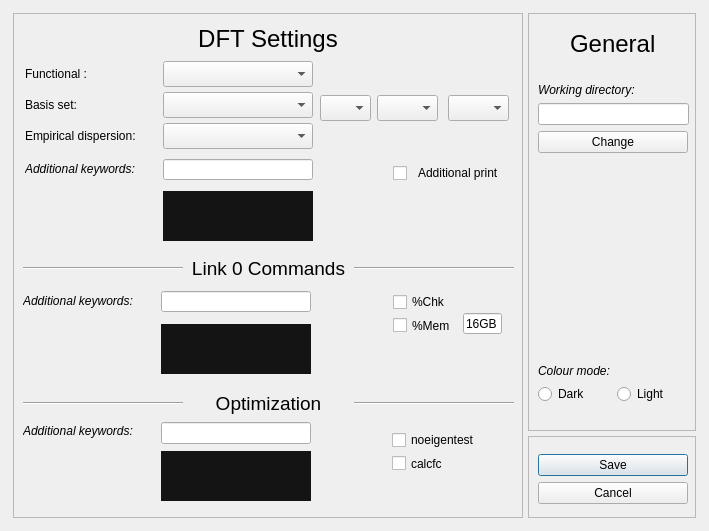
First picture: the form in src/main/python/UIs/SettingsWindow.ui, repository isaksengeir/REACT, before the edit.
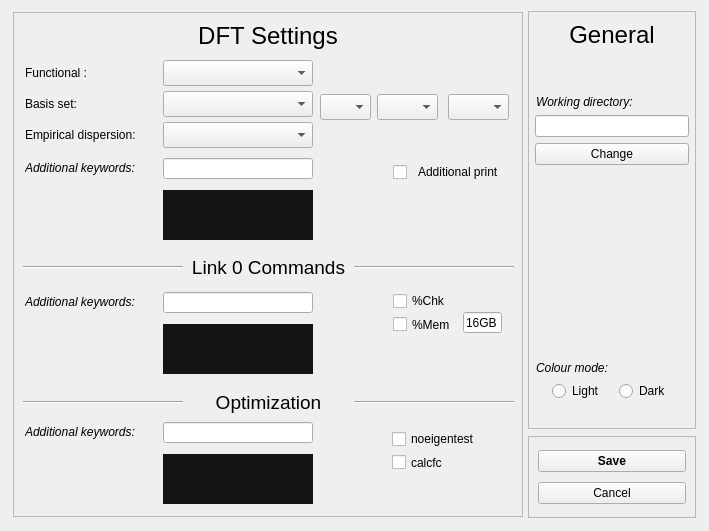
Second picture: the form after the edit. Icons and pictures are not drawn.

Commit message: Only one settings window allowed at once + minor design changes to Ui

What changed in the file:
```diff
--- a/src/main/python/UIs/SettingsWindow.ui
+++ b/src/main/python/UIs/SettingsWindow.ui
@@ -10,12 +10,24 @@
     <height>531</height>
    </rect>
   </property>
+  <property name="minimumSize">
+   <size>
+    <width>709</width>
+    <height>531</height>
+   </size>
+  </property>
+  <property name="maximumSize">
+   <size>
+    <width>709</width>
+    <height>531</height>
+   </size>
+  </property>
   <property name="windowTitle">
-   <string>MainWindow</string>
+   <string>Settings</string>
   </property>
   <widget class="QWidget" name="centralwidget">
-   <layout class="QGridLayout" name="gridLayout_2">
-    <item row="0" column="0">
+   <layout class="QHBoxLayout" name="horizontalLayout_4">
+    <item>
      <layout class="QGridLayout" name="gridLayout">
       <property name="spacing">
        <number>5</number>
@@ -40,178 +52,28 @@
         <property name="frameShadow">
          <enum>QFrame::Raised</enum>
         </property>
-        <widget class="QDialogButtonBox" name="buttonBox">
-         <property name="geometry">
-          <rect>
-           <x>10</x>
-           <y>10</y>
-           <width>150</width>
-           <height>66</height>
-          </rect>
-         </property>
-         <property name="minimumSize">
-          <size>
-           <width>150</width>
-           <height>66</height>
-          </size>
-         </property>
-         <property name="maximumSize">
-          <size>
-           <width>150</width>
-           <height>66</height>
-          </size>
-         </property>
-         <property name="layoutDirection">
-          <enum>Qt::RightToLeft</enum>
-         </property>
-         <property name="autoFillBackground">
-          <bool>false</bool>
-         </property>
-         <property name="orientation">
-          <enum>Qt::Vertical</enum>
-         </property>
-         <property name="standardButtons">
-          <set>QDialogButtonBox::Cancel|QDialogButtonBox::Save</set>
-         </property>
-         <property name="centerButtons">
-          <bool>true</bool>
-         </property>
-        </widget>
-       </widget>
-      </item>
-      <item row="0" column="1">
-       <widget class="QFrame" name="frame_2">
-        <property name="minimumSize">
-         <size>
-          <width>168</width>
-          <height>418</height>
-         </size>
-        </property>
-        <property name="maximumSize">
-         <size>
-          <width>168</width>
-          <height>418</height>
-         </size>
-        </property>
-        <property name="frameShape">
-         <enum>QFrame::StyledPanel</enum>
-        </property>
-        <property name="frameShadow">
-         <enum>QFrame::Raised</enum>
-        </property>
-        <widget class="QWidget" name="horizontalLayoutWidget_2">
-         <property name="geometry">
-          <rect>
-           <x>10</x>
-           <y>10</y>
-           <width>151</width>
-           <height>41</height>
-          </rect>
-         </property>
-         <layout class="QHBoxLayout" name="horizontalLayout_3">
-          <item alignment="Qt::AlignHCenter">
-           <widget class="QLabel" name="label_3">
-            <property name="font">
-             <font>
-              <pointsize>18</pointsize>
-             </font>
-            </property>
-            <property name="text">
-             <string>General</string>
-            </property>
-           </widget>
-          </item>
-         </layout>
-        </widget>
-        <widget class="QWidget" name="layoutWidget">
-         <property name="geometry">
-          <rect>
-           <x>10</x>
-           <y>70</y>
-           <width>151</width>
-           <height>321</height>
-          </rect>
-         </property>
-         <layout class="QVBoxLayout" name="verticalLayout">
-          <item>
-           <widget class="QLabel" name="label_2">
-            <property name="font">
-             <font>
-              <italic>true</italic>
-             </font>
-            </property>
-            <property name="text">
-             <string>Working directory:</string>
-            </property>
-           </widget>
-          </item>
-          <item>
-           <widget class="QLineEdit" name="workdir_lineEdit"/>
-          </item>
-          <item>
-           <widget class="QPushButton" name="change_workdir_button">
-            <property name="minimumSize">
-             <size>
-              <width>150</width>
-              <height>0</height>
-             </size>
-            </property>
-            <property name="maximumSize">
-             <size>
-              <width>150</width>
-              <height>16777215</height>
-             </size>
-            </property>
-            <property name="text">
-             <string>Change</string>
-            </property>
-           </widget>
-          </item>
-          <item>
-           <spacer name="verticalSpacer">
-            <property name="orientation">
-             <enum>Qt::Vertical</enum>
-            </property>
-            <property name="sizeHint" stdset="0">
-             <size>
-              <width>20</width>
-              <height>40</height>
-             </size>
-            </property>
-           </spacer>
-          </item>
-          <item>
-           <widget class="QLabel" name="label">
-            <property name="font">
-             <font>
-              <italic>true</italic>
-             </font>
-            </property>
-            <property name="text">
-             <string>Colour mode:</string>
-            </property>
-           </widget>
-          </item>
-          <item>
-           <layout class="QHBoxLayout" name="horizontalLayout">
-            <item>
-             <widget class="QRadioButton" name="dark_radioButton">
-              <property name="text">
-               <string>Dark</string>
-              </property>
-             </widget>
-            </item>
-            <item>
-             <widget class="QRadioButton" name="light_radioButton">
-              <property name="text">
-               <string>Light</string>
-              </property>
-             </widget>
-            </item>
-           </layout>
-          </item>
-         </layout>
-        </widget>
+        <layout class="QVBoxLayout" name="verticalLayout">
+         <item>
+          <widget class="QPushButton" name="save_button">
+           <property name="font">
+            <font>
+             <weight>75</weight>
+             <bold>true</bold>
+            </font>
+           </property>
+           <property name="text">
+            <string>Save</string>
+           </property>
+          </widget>
+         </item>
+         <item>
+          <widget class="QPushButton" name="cancel_button">
+           <property name="text">
+            <string>Cancel</string>
+           </property>
+          </widget>
+         </item>
+        </layout>
        </widget>
       </item>
       <item row="0" column="0" rowspan="2">
@@ -443,7 +305,7 @@
           <string>Additional keywords:</string>
          </property>
         </widget>
-        <widget class="QLineEdit" name="additionalKeys1">
+        <widget class="QLineEdit" name="additionalKeys_dft">
          <property name="geometry">
           <rect>
            <x>150</x>
@@ -505,180 +367,6 @@
           <string>16GB</string>
          </property>
         </widget>
-        <widget class="QListWidget" name="listWidget_2">
-         <property name="geometry">
-          <rect>
-           <x>148</x>
-           <y>311</y>
-           <width>150</width>
-           <height>50</height>
-          </rect>
-         </property>
-         <property name="minimumSize">
-          <size>
-           <width>150</width>
-           <height>0</height>
-          </size>
-         </property>
-         <property name="maximumSize">
-          <size>
-           <width>150</width>
-           <height>50</height>
-          </size>
-         </property>
-        </widget>
-        <widget class="QLineEdit" name="additionalKeys2">
-         <property name="geometry">
-          <rect>
-           <x>148</x>
-           <y>278</y>
-           <width>150</width>
-           <height>21</height>
-          </rect>
-         </property>
-         <property name="minimumSize">
-          <size>
-           <width>150</width>
-           <height>0</height>
-          </size>
-         </property>
-         <property name="maximumSize">
-          <size>
-           <width>150</width>
-           <height>16777215</height>
-          </size>
-         </property>
-         <property name="font">
-          <font>
-           <italic>true</italic>
-          </font>
-         </property>
-         <property name="text">
-          <string/>
-         </property>
-        </widget>
-        <widget class="QLabel" name="additionalKeys1_label_5">
-         <property name="geometry">
-          <rect>
-           <x>10</x>
-           <y>280</y>
-           <width>128</width>
-           <height>16</height>
-          </rect>
-         </property>
-         <property name="minimumSize">
-          <size>
-           <width>128</width>
-           <height>16</height>
-          </size>
-         </property>
-         <property name="maximumSize">
-          <size>
-           <width>128</width>
-           <height>16</height>
-          </size>
-         </property>
-         <property name="font">
-          <font>
-           <italic>true</italic>
-          </font>
-         </property>
-         <property name="text">
-          <string>Additional keywords:</string>
-         </property>
-        </widget>
-        <widget class="QWidget" name="layoutWidget">
-         <property name="geometry">
-          <rect>
-           <x>308</x>
-           <y>278</y>
-           <width>26</width>
-           <height>83</height>
-          </rect>
-         </property>
-         <layout class="QVBoxLayout" name="verticalLayout_3">
-          <item>
-           <widget class="QPushButton" name="button_add_file_3">
-            <property name="minimumSize">
-             <size>
-              <width>24</width>
-              <height>24</height>
-             </size>
-            </property>
-            <property name="maximumSize">
-             <size>
-              <width>24</width>
-              <height>24</height>
-             </size>
-            </property>
-            <property name="text">
-             <string/>
-            </property>
-            <property name="icon">
-             <iconset resource="icons.qrc">
-              <normaloff>:/24x24/resources/icons/arrow-plus.png</normaloff>:/24x24/resources/icons/arrow-plus.png</iconset>
-            </property>
-            <property name="iconSize">
-             <size>
-              <width>24</width>
-              <height>24</height>
-             </size>
-            </property>
-            <property name="flat">
-             <bool>true</bool>
-            </property>
-           </widget>
-          </item>
-          <item>
-           <widget class="QPushButton" name="button_delete_file_3">
-            <property name="minimumSize">
-             <size>
-              <width>24</width>
-              <height>24</height>
-             </size>
-            </property>
-            <property name="maximumSize">
-             <size>
-              <width>24</width>
-              <height>24</height>
-             </size>
-            </property>
-            <property name="text">
-             <string/>
-            </property>
-            <property name="icon">
-             <iconset resource="icons.qrc">
-              <normaloff>:/24x24/resources/icons/arrow-minus.png</normaloff>:/24x24/resources/icons/arrow-minus.png</iconset>
-            </property>
-            <property name="iconSize">
-             <size>
-              <width>24</width>
-              <height>24</height>
-             </size>
-            </property>
-            <property name="flat">
-             <bool>true</bool>
-            </property>
-           </widget>
-          </item>
-          <item>
-           <spacer name="verticalSpacer_3">
-            <property name="orientation">
-             <enum>Qt::Vertical</enum>
-            </property>
-            <property name="sizeType">
-             <enum>QSizePolicy::Maximum</enum>
-            </property>
-            <property name="sizeHint" stdset="0">
-             <size>
-              <width>20</width>
-              <height>60</height>
-             </size>
-            </property>
-           </spacer>
-          </item>
-         </layout>
-        </widget>
         <widget class="QWidget" name="horizontalLayoutWidget">
          <property name="geometry">
           <rect>
@@ -689,7 +377,7 @@
           </rect>
          </property>
          <layout class="QHBoxLayout" name="horizontalLayout_2">
-          <item>
+          <item alignment="Qt::AlignTop">
            <widget class="QLabel" name="DFT_label">
             <property name="sizePolicy">
              <sizepolicy hsizetype="Expanding" vsizetype="Expanding">
@@ -800,128 +488,6 @@
           </item>
          </layout>
         </widget>
-        <widget class="QWidget" name="layoutWidget">
-         <property name="geometry">
-          <rect>
-           <x>308</x>
-           <y>408</y>
-           <width>26</width>
-           <height>88</height>
-          </rect>
-         </property>
-         <layout class="QVBoxLayout" name="verticalLayout_5">
-          <item>
-           <widget class="QPushButton" name="button_add_file_5">
-            <property name="minimumSize">
-             <size>
-              <width>24</width>
-              <height>24</height>
-             </size>
-            </property>
-            <property name="maximumSize">
-             <size>
-              <width>24</width>
-              <height>24</height>
-             </size>
-            </property>
-            <property name="text">
-             <string/>
-            </property>
-            <property name="icon">
-             <iconset resource="icons.qrc">
-              <normaloff>:/24x24/resources/icons/arrow-plus.png</normaloff>:/24x24/resources/icons/arrow-plus.png</iconset>
-            </property>
-            <property name="iconSize">
-             <size>
-              <width>24</width>
-              <height>24</height>
-             </size>
-            </property>
-            <property name="flat">
-             <bool>true</bool>
-            </property>
-           </widget>
-          </item>
-          <item>
-           <widget class="QPushButton" name="button_delete_file_5">
-            <property name="minimumSize">
-             <size>
-              <width>24</width>
-              <height>24</height>
-             </size>
-            </property>
-            <property name="maximumSize">
-             <size>
-              <width>24</width>
-              <height>24</height>
-             </size>
-            </property>
-            <property name="text">
-             <string/>
-            </property>
-            <property name="icon">
-             <iconset resource="icons.qrc">
-              <normaloff>:/24x24/resources/icons/arrow-minus.png</normaloff>:/24x24/resources/icons/arrow-minus.png</iconset>
-            </property>
-            <property name="iconSize">
-             <size>
-              <width>24</width>
-              <height>24</height>
-             </size>
-            </property>
-            <property name="flat">
-             <bool>true</bool>
-            </property>
-           </widget>
-          </item>
-          <item>
-           <spacer name="verticalSpacer_5">
-            <property name="orientation">
-             <enum>Qt::Vertical</enum>
-            </property>
-            <property name="sizeType">
-             <enum>QSizePolicy::Maximum</enum>
-            </property>
-            <property name="sizeHint" stdset="0">
-             <size>
-              <width>20</width>
-              <height>60</height>
-             </size>
-            </property>
-           </spacer>
-          </item>
-         </layout>
-        </widget>
-        <widget class="QLabel" name="additionalKeys1_label_6">
-         <property name="geometry">
-          <rect>
-           <x>10</x>
-           <y>410</y>
-           <width>128</width>
-           <height>16</height>
-          </rect>
-         </property>
-         <property name="minimumSize">
-          <size>
-           <width>128</width>
-           <height>16</height>
-          </size>
-         </property>
-         <property name="maximumSize">
-          <size>
-           <width>128</width>
-           <height>16</height>
-          </size>
-         </property>
-         <property name="font">
-          <font>
-           <italic>true</italic>
-          </font>
-         </property>
-         <property name="text">
-          <string>Additional keywords:</string>
-         </property>
-        </widget>
         <widget class="QWidget" name="layoutWidget">
          <property name="geometry">
           <rect>
@@ -991,7 +557,7 @@
          </property>
          <layout class="QVBoxLayout" name="verticalLayout_2">
           <item>
-           <widget class="QPushButton" name="button_add_file_2">
+           <widget class="QPushButton" name="add_DFT_button">
             <property name="minimumSize">
              <size>
               <width>24</width>
@@ -1023,7 +589,7 @@
            </widget>
           </item>
           <item>
-           <widget class="QPushButton" name="button_delete_file_2">
+           <widget class="QPushButton" name="del_DFT_button">
             <property name="minimumSize">
              <size>
               <width>24</width>
@@ -1072,7 +638,7 @@
           </item>
          </layout>
         </widget>
-        <widget class="QListWidget" name="listWidget_1">
+        <widget class="QListWidget" name="add_DFT_list">
          <property name="geometry">
           <rect>
            <x>150</x>
@@ -1094,55 +660,539 @@
           </size>
          </property>
         </widget>
-        <widget class="QWidget" name="layoutWidget">
+        <widget class="QWidget" name="layoutWidget_2">
          <property name="geometry">
           <rect>
-           <x>148</x>
-           <y>408</y>
-           <width>152</width>
-           <height>83</height>
+           <x>310</x>
+           <y>280</y>
+           <width>41</width>
+           <height>82</height>
           </rect>
          </property>
-         <layout class="QVBoxLayout" name="verticalLayout_4">
+         <layout class="QVBoxLayout" name="verticalLayout_8">
           <item>
-           <widget class="QLineEdit" name="additionalKeys3">
+           <widget class="QPushButton" name="add_link0_button">
             <property name="minimumSize">
              <size>
-              <width>150</width>
-              <height>0</height>
+              <width>24</width>
+              <height>24</height>
              </size>
             </property>
             <property name="maximumSize">
              <size>
-              <width>150</width>
-              <height>16777215</height>
+              <width>24</width>
+              <height>24</height>
              </size>
             </property>
-            <property name="font">
-             <font>
-              <italic>true</italic>
-             </font>
+            <property name="text">
+             <string/>
             </property>
+            <property name="icon">
+             <iconset resource="icons.qrc">
+              <normaloff>:/24x24/resources/icons/arrow-plus.png</normaloff>:/24x24/resources/icons/arrow-plus.png</iconset>
+            </property>
+            <property name="iconSize">
+             <size>
+              <width>24</width>
+              <height>24</height>
+             </size>
+            </property>
+            <property name="flat">
+             <bool>true</bool>
+            </property>
+           </widget>
+          </item>
+          <item>
+           <widget class="QPushButton" name="del_link0_button">
+            <property name="minimumSize">
+             <size>
+              <width>24</width>
+              <height>24</height>
+             </size>
+            </property>
+            <property name="maximumSize">
+             <size>
+              <width>24</width>
+              <height>24</height>
+             </size>
+            </property>
             <property name="text">
              <string/>
             </property>
+            <property name="icon">
+             <iconset resource="icons.qrc">
+              <normaloff>:/24x24/resources/icons/arrow-minus.png</normaloff>:/24x24/resources/icons/arrow-minus.png</iconset>
+            </property>
+            <property name="iconSize">
+             <size>
+              <width>24</width>
+              <height>24</height>
+             </size>
+            </property>
+            <property name="flat">
+             <bool>true</bool>
+            </property>
            </widget>
           </item>
           <item>
-           <widget class="QListWidget" name="listWidget_3">
+           <spacer name="verticalSpacer_6">
+            <property name="orientation">
+             <enum>Qt::Vertical</enum>
+            </property>
+            <property name="sizeType">
+             <enum>QSizePolicy::Maximum</enum>
+            </property>
+            <property name="sizeHint" stdset="0">
+             <size>
+              <width>20</width>
+              <height>60</height>
+             </size>
+            </property>
+           </spacer>
+          </item>
+         </layout>
+        </widget>
+        <widget class="QLabel" name="additionalKeys1_label_2">
+         <property name="geometry">
+          <rect>
+           <x>12</x>
+           <y>282</y>
+           <width>128</width>
+           <height>16</height>
+          </rect>
+         </property>
+         <property name="minimumSize">
+          <size>
+           <width>128</width>
+           <height>16</height>
+          </size>
+         </property>
+         <property name="maximumSize">
+          <size>
+           <width>128</width>
+           <height>16</height>
+          </size>
+         </property>
+         <property name="font">
+          <font>
+           <italic>true</italic>
+          </font>
+         </property>
+         <property name="text">
+          <string>Additional keywords:</string>
+         </property>
+        </widget>
+        <widget class="QListWidget" name="add_link0_list">
+         <property name="geometry">
+          <rect>
+           <x>150</x>
+           <y>312</y>
+           <width>150</width>
+           <height>50</height>
+          </rect>
+         </property>
+         <property name="minimumSize">
+          <size>
+           <width>150</width>
+           <height>0</height>
+          </size>
+         </property>
+         <property name="maximumSize">
+          <size>
+           <width>150</width>
+           <height>50</height>
+          </size>
+         </property>
+        </widget>
+        <widget class="QLineEdit" name="additionalKeys_link0">
+         <property name="geometry">
+          <rect>
+           <x>150</x>
+           <y>280</y>
+           <width>150</width>
+           <height>21</height>
+          </rect>
+         </property>
+         <property name="minimumSize">
+          <size>
+           <width>150</width>
+           <height>0</height>
+          </size>
+         </property>
+         <property name="maximumSize">
+          <size>
+           <width>150</width>
+           <height>16777215</height>
+          </size>
+         </property>
+         <property name="font">
+          <font>
+           <italic>true</italic>
+          </font>
+         </property>
+         <property name="text">
+          <string/>
+         </property>
+        </widget>
+        <widget class="QListWidget" name="add_opt_list">
+         <property name="geometry">
+          <rect>
+           <x>150</x>
+           <y>442</y>
+           <width>150</width>
+           <height>50</height>
+          </rect>
+         </property>
+         <property name="minimumSize">
+          <size>
+           <width>150</width>
+           <height>0</height>
+          </size>
+         </property>
+         <property name="maximumSize">
+          <size>
+           <width>150</width>
+           <height>50</height>
+          </size>
+         </property>
+        </widget>
+        <widget class="QLabel" name="additionalKeys1_label_3">
+         <property name="geometry">
+          <rect>
+           <x>12</x>
+           <y>412</y>
+           <width>128</width>
+           <height>16</height>
+          </rect>
+         </property>
+         <property name="minimumSize">
+          <size>
+           <width>128</width>
+           <height>16</height>
+          </size>
+         </property>
+         <property name="maximumSize">
+          <size>
+           <width>128</width>
+           <height>16</height>
+          </size>
+         </property>
+         <property name="font">
+          <font>
+           <italic>true</italic>
+          </font>
+         </property>
+         <property name="text">
+          <string>Additional keywords:</string>
+         </property>
+        </widget>
+        <widget class="QWidget" name="layoutWidget_3">
+         <property name="geometry">
+          <rect>
+           <x>310</x>
+           <y>410</y>
+           <width>41</width>
+           <height>82</height>
+          </rect>
+         </property>
+         <layout class="QVBoxLayout" name="verticalLayout_10">
+          <item>
+           <widget class="QPushButton" name="add_opt_button">
             <property name="minimumSize">
              <size>
-              <width>150</width>
-              <height>0</height>
+              <width>24</width>
+              <height>24</height>
              </size>
             </property>
             <property name="maximumSize">
              <size>
-              <width>150</width>
-              <height>50</height>
+              <width>24</width>
+              <height>24</height>
              </size>
             </property>
+            <property name="text">
+             <string/>
+            </property>
+            <property name="icon">
+             <iconset resource="icons.qrc">
+              <normaloff>:/24x24/resources/icons/arrow-plus.png</normaloff>:/24x24/resources/icons/arrow-plus.png</iconset>
+            </property>
+            <property name="iconSize">
+             <size>
+              <width>24</width>
+              <height>24</height>
+             </size>
+            </property>
+            <property name="flat">
+             <bool>true</bool>
+            </property>
            </widget>
+          </item>
+          <item>
+           <widget class="QPushButton" name="del_opt_button">
+            <property name="minimumSize">
+             <size>
+              <width>24</width>
+              <height>24</height>
+             </size>
+            </property>
+            <property name="maximumSize">
+             <size>
+              <width>24</width>
+              <height>24</height>
+             </size>
+            </property>
+            <property name="text">
+             <string/>
+            </property>
+            <property name="icon">
+             <iconset resource="icons.qrc">
+              <normaloff>:/24x24/resources/icons/arrow-minus.png</normaloff>:/24x24/resources/icons/arrow-minus.png</iconset>
+            </property>
+            <property name="iconSize">
+             <size>
+              <width>24</width>
+              <height>24</height>
+             </size>
+            </property>
+            <property name="flat">
+             <bool>true</bool>
+            </property>
+           </widget>
+          </item>
+          <item>
+           <spacer name="verticalSpacer_7">
+            <property name="orientation">
+             <enum>Qt::Vertical</enum>
+            </property>
+            <property name="sizeType">
+             <enum>QSizePolicy::Maximum</enum>
+            </property>
+            <property name="sizeHint" stdset="0">
+             <size>
+              <width>20</width>
+              <height>60</height>
+             </size>
+            </property>
+           </spacer>
+          </item>
+         </layout>
+        </widget>
+        <widget class="QLineEdit" name="additionalKeys_opt">
+         <property name="geometry">
+          <rect>
+           <x>150</x>
+           <y>410</y>
+           <width>150</width>
+           <height>21</height>
+          </rect>
+         </property>
+         <property name="minimumSize">
+          <size>
+           <width>150</width>
+           <height>0</height>
+          </size>
+         </property>
+         <property name="maximumSize">
+          <size>
+           <width>150</width>
+           <height>16777215</height>
+          </size>
+         </property>
+         <property name="font">
+          <font>
+           <italic>true</italic>
+          </font>
+         </property>
+         <property name="text">
+          <string/>
+         </property>
+        </widget>
+       </widget>
+      </item>
+      <item row="0" column="1">
+       <widget class="QFrame" name="frame_2">
+        <property name="minimumSize">
+         <size>
+          <width>168</width>
+          <height>418</height>
+         </size>
+        </property>
+        <property name="maximumSize">
+         <size>
+          <width>168</width>
+          <height>418</height>
+         </size>
+        </property>
+        <property name="frameShape">
+         <enum>QFrame::StyledPanel</enum>
+        </property>
+        <property name="frameShadow">
+         <enum>QFrame::Raised</enum>
+        </property>
+        <widget class="QWidget" name="">
+         <property name="geometry">
+          <rect>
+           <x>0</x>
+           <y>10</y>
+           <width>168</width>
+           <height>400</height>
+          </rect>
+         </property>
+         <layout class="QVBoxLayout" name="verticalLayout_5">
+          <item>
+           <layout class="QHBoxLayout" name="horizontalLayout_3">
+            <property name="leftMargin">
+             <number>10</number>
+            </property>
+            <property name="rightMargin">
+             <number>10</number>
+            </property>
+            <property name="bottomMargin">
+             <number>40</number>
+            </property>
+            <item>
+             <widget class="QLabel" name="label">
+              <property name="font">
+               <font>
+                <pointsize>18</pointsize>
+               </font>
+              </property>
+              <property name="text">
+               <string>General</string>
+              </property>
+              <property name="alignment">
+               <set>Qt::AlignCenter</set>
+              </property>
+             </widget>
+            </item>
+           </layout>
+          </item>
+          <item>
+           <layout class="QHBoxLayout" name="horizontalLayout_6">
+            <property name="leftMargin">
+             <number>8</number>
+            </property>
+            <property name="rightMargin">
+             <number>8</number>
+            </property>
+            <item>
+             <widget class="QLabel" name="label_3">
+              <property name="font">
+               <font>
+                <italic>true</italic>
+               </font>
+              </property>
+              <property name="text">
+               <string>Working directory:</string>
+              </property>
+             </widget>
+            </item>
+           </layout>
+          </item>
+          <item>
+           <layout class="QVBoxLayout" name="verticalLayout_4">
+            <item alignment="Qt::AlignHCenter">
+             <widget class="QLineEdit" name="cwd_textline">
+              <property name="minimumSize">
+               <size>
+                <width>154</width>
+                <height>0</height>
+               </size>
+              </property>
+              <property name="maximumSize">
+               <size>
+                <width>154</width>
+                <height>16777215</height>
+               </size>
+              </property>
+             </widget>
+            </item>
+            <item alignment="Qt::AlignHCenter">
+             <widget class="QPushButton" name="change_cwd_button">
+              <property name="minimumSize">
+               <size>
+                <width>154</width>
+                <height>0</height>
+               </size>
+              </property>
+              <property name="maximumSize">
+               <size>
+                <width>154</width>
+                <height>16777215</height>
+               </size>
+              </property>
+              <property name="text">
+               <string>Change</string>
+              </property>
+             </widget>
+            </item>
+            <item>
+             <spacer name="verticalSpacer">
+              <property name="orientation">
+               <enum>Qt::Vertical</enum>
+              </property>
+              <property name="sizeHint" stdset="0">
+               <size>
+                <width>20</width>
+                <height>40</height>
+               </size>
+              </property>
+             </spacer>
+            </item>
+           </layout>
+          </item>
+          <item>
+           <layout class="QHBoxLayout" name="horizontalLayout_5">
+            <property name="leftMargin">
+             <number>8</number>
+            </property>
+            <property name="rightMargin">
+             <number>8</number>
+            </property>
+            <item>
+             <widget class="QLabel" name="label_2">
+              <property name="font">
+               <font>
+                <italic>true</italic>
+               </font>
+              </property>
+              <property name="text">
+               <string>Colour mode:</string>
+              </property>
+             </widget>
+            </item>
+           </layout>
+          </item>
+          <item>
+           <layout class="QHBoxLayout" name="horizontalLayout">
+            <property name="leftMargin">
+             <number>20</number>
+            </property>
+            <property name="rightMargin">
+             <number>20</number>
+            </property>
+            <property name="bottomMargin">
+             <number>20</number>
+            </property>
+            <item alignment="Qt::AlignHCenter">
+             <widget class="QRadioButton" name="light_button">
+              <property name="layoutDirection">
+               <enum>Qt::LeftToRight</enum>
+              </property>
+              <property name="text">
+               <string>Light</string>
+              </property>
+             </widget>
+            </item>
+            <item alignment="Qt::AlignHCenter">
+             <widget class="QRadioButton" name="dark_button">
+              <property name="text">
+               <string>Dark</string>
+              </property>
+             </widget>
+            </item>
+           </layout>
           </item>
          </layout>
         </widget>
```
The commit also changes 3 other files.
